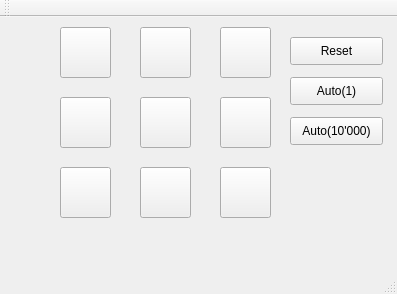
First picture: the form in mainwindow.ui, repository Sefjor/x_and_0, before the edit.
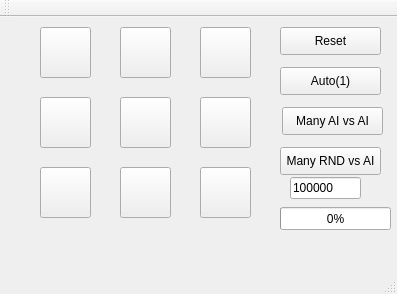
Second picture: the form after the edit.

What changed in the file:
```diff
--- a/mainwindow.ui
+++ b/mainwindow.ui
@@ -17,7 +17,7 @@
    <widget class="QPushButton" name="b_1">
     <property name="geometry">
      <rect>
-      <x>60</x>
+      <x>40</x>
       <y>10</y>
       <width>51</width>
       <height>51</height>
@@ -38,7 +38,7 @@
    <widget class="QPushButton" name="b_2">
     <property name="geometry">
      <rect>
-      <x>140</x>
+      <x>120</x>
       <y>10</y>
       <width>51</width>
       <height>51</height>
@@ -59,7 +59,7 @@
    <widget class="QPushButton" name="b_3">
     <property name="geometry">
      <rect>
-      <x>220</x>
+      <x>200</x>
       <y>10</y>
       <width>51</width>
       <height>51</height>
@@ -80,7 +80,7 @@
    <widget class="QPushButton" name="b_4">
     <property name="geometry">
      <rect>
-      <x>60</x>
+      <x>40</x>
       <y>80</y>
       <width>51</width>
       <height>51</height>
@@ -101,7 +101,7 @@
    <widget class="QPushButton" name="b_5">
     <property name="geometry">
      <rect>
-      <x>140</x>
+      <x>120</x>
       <y>80</y>
       <width>51</width>
       <height>51</height>
@@ -122,7 +122,7 @@
    <widget class="QPushButton" name="b_6">
     <property name="geometry">
      <rect>
-      <x>220</x>
+      <x>200</x>
       <y>80</y>
       <width>51</width>
       <height>51</height>
@@ -143,7 +143,7 @@
    <widget class="QPushButton" name="b_7">
     <property name="geometry">
      <rect>
-      <x>60</x>
+      <x>40</x>
       <y>150</y>
       <width>51</width>
       <height>51</height>
@@ -164,7 +164,7 @@
    <widget class="QPushButton" name="b_8">
     <property name="geometry">
      <rect>
-      <x>140</x>
+      <x>120</x>
       <y>150</y>
       <width>51</width>
       <height>51</height>
@@ -185,7 +185,7 @@
    <widget class="QPushButton" name="b_9">
     <property name="geometry">
      <rect>
-      <x>220</x>
+      <x>200</x>
       <y>150</y>
       <width>51</width>
       <height>51</height>
@@ -206,9 +206,9 @@
    <widget class="QPushButton" name="startmatch">
     <property name="geometry">
      <rect>
-      <x>290</x>
-      <y>20</y>
-      <width>93</width>
+      <x>280</x>
+      <y>10</y>
+      <width>101</width>
       <height>28</height>
      </rect>
     </property>
@@ -219,9 +219,9 @@
    <widget class="QPushButton" name="automatch">
     <property name="geometry">
      <rect>
-      <x>290</x>
-      <y>60</y>
-      <width>93</width>
+      <x>280</x>
+      <y>50</y>
+      <width>101</width>
       <height>28</height>
      </rect>
     </property>
@@ -232,14 +232,53 @@
    <widget class="QPushButton" name="automatch_2">
     <property name="geometry">
      <rect>
+      <x>282</x>
+      <y>90</y>
+      <width>101</width>
+      <height>28</height>
+     </rect>
+    </property>
+    <property name="text">
+     <string>Many AI vs AI</string>
+    </property>
+   </widget>
+   <widget class="QLineEdit" name="games">
+    <property name="geometry">
+     <rect>
       <x>290</x>
-      <y>100</y>
-      <width>93</width>
+      <y>160</y>
+      <width>71</width>
+      <height>22</height>
+     </rect>
+    </property>
+    <property name="text">
+     <string>100000</string>
+    </property>
+   </widget>
+   <widget class="QProgressBar" name="mybar">
+    <property name="geometry">
+     <rect>
+      <x>280</x>
+      <y>190</y>
+      <width>111</width>
+      <height>23</height>
+     </rect>
+    </property>
+    <property name="value">
+     <number>0</number>
+    </property>
+   </widget>
+   <widget class="QPushButton" name="automatch_3">
+    <property name="geometry">
+     <rect>
+      <x>280</x>
+      <y>130</y>
+      <width>101</width>
       <height>28</height>
      </rect>
     </property>
     <property name="text">
-     <string>Auto(10'000)</string>
+     <string>Many RND vs AI</string>
     </property>
    </widget>
   </widget>
```
